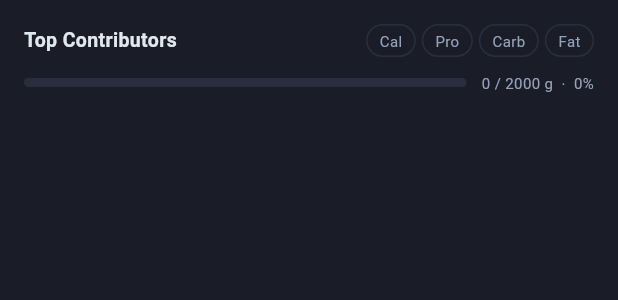
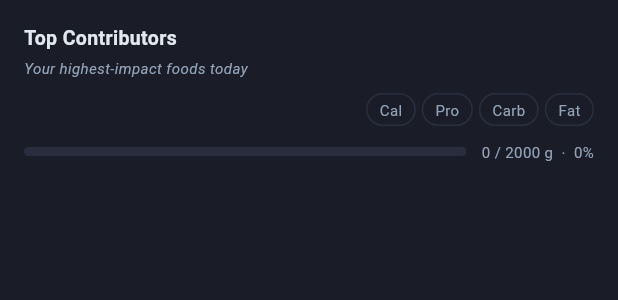
Before and after one commit to worldpeacemetta/WorldPeaceBuilder, a Flutter app: the _TopFoodsPanel widget shown alone on an empty page, opened directly with empty values, on a phone screen of 412 x 824 dp. Shown: the top 300 px of the screen. Run offline on Flutter 3.47's test engine with Material 3 defaults, Android fonts, the phone set to English and light mode, and no system bars; our stand-ins replace fl_chart, flutter_riverpod, go_router, image_picker, shared_preferences, supabase_flutter; missing offline and left inert: mobile_scanner; accounts and stored records are empty.

Commit message:
Add subtitle and spacing to Top Contributors KPI
- Add italic subtitle 'Your highest-impact foods today' below the title
- Move toggle chips to their own row (no longer sharing row with title)
- Add SizedBox(height: 10) after subtitle for consistent spacing with Macro Split

https://claude.ai/code/session_01Fh3mjq5VUhPDJmziG8ZXP6

```diff
--- a/mobile/lib/screens/daily_log/day_detail_screen.dart
+++ b/mobile/lib/screens/daily_log/day_detail_screen.dart
@@ -582,13 +582,20 @@ class _TopFoodsPanel extends StatelessWidget {
       child: Column(
         crossAxisAlignment: CrossAxisAlignment.start,
         children: [
-          // Title + toggle row
+          // Title
+          const Text('Top Contributors',
+              style: TextStyle(fontSize: 13, fontWeight: FontWeight.w700)),
+          const SizedBox(height: 3),
+          Text('Your highest-impact foods today',
+              style: TextStyle(
+                  fontSize: 10,
+                  color: cs.textMuted,
+                  fontStyle: FontStyle.italic)),
+          const SizedBox(height: 10),
+          // Toggle row
           Row(
             children: [
-              const Expanded(
-                child: Text('Top Contributors',
-                    style: TextStyle(fontSize: 13, fontWeight: FontWeight.w700)),
-              ),
+              const Spacer(),
               ...List.generate(4, (i) {
                 const keys = ['kcal', 'protein', 'carbs', 'fat'];
                 const labels = ['Cal', 'Pro', 'Carb', 'Fat'];
```
